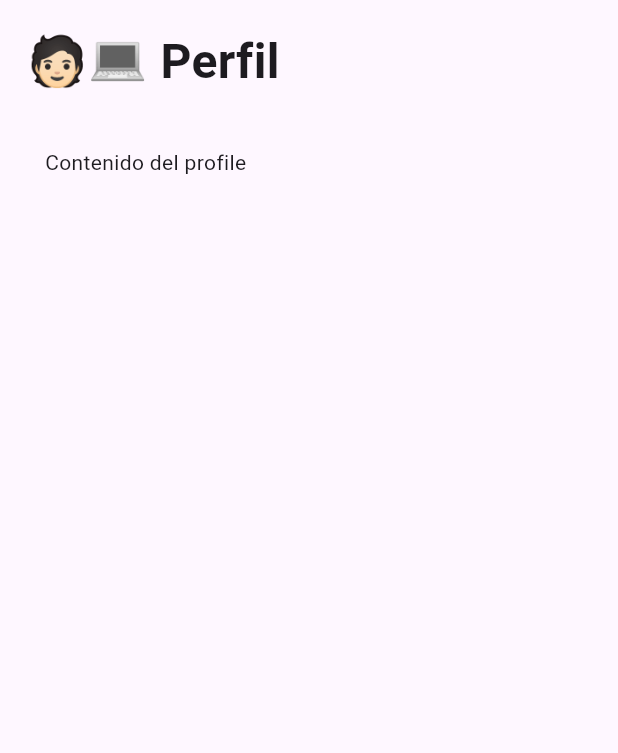
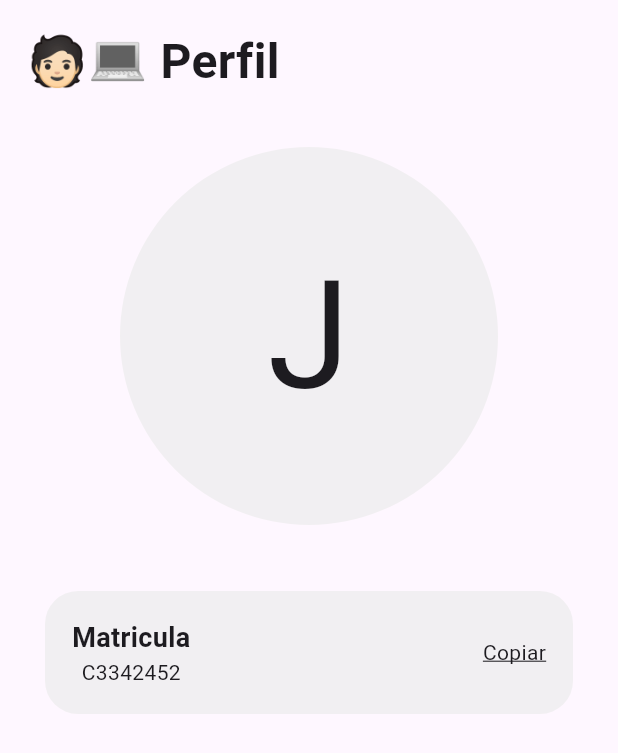
Before and after one commit to jesuswav/uni-app, a Flutter app: the ProfileScreen screen opened directly, on a phone screen of 412 x 824 dp. Shown: the top 753 px of the screen. Run offline on Flutter 3.47's test engine with Material 3 defaults, Android fonts, the phone set to English and light mode, and no system bars.

Commit message:
[add] new elements in profile page

```diff
--- a/lib/main.dart
+++ b/lib/main.dart
@@ -5,9 +5,18 @@ import 'screens/loginScreen.dart';
 import 'screens/scheduleScreen.dart';
 import 'widgets/customNavbar.dart';
 
-void main() => runApp(MyApp());
+// Provider
+// ignore: depend_on_referenced_packages
+import 'package:provider/provider.dart';
+import 'provider/appState.dart';
+
+void main() {
+  runApp(ChangeNotifierProvider(create: (_) => AppState(), child: MyApp()));
+}
 
 class MyApp extends StatelessWidget {
+  const MyApp({super.key});
+
   @override
   Widget build(BuildContext context) {
     return MaterialApp(
--- /dev/null
+++ b/lib/provider/appState.dart
@@ -0,0 +1,22 @@
+import 'package:flutter/material.dart';
+
+class AppState with ChangeNotifier {
+  String name = '';
+  String email = '';
+  String password = '';
+
+  void setName(String newName) {
+    name = newName;
+    notifyListeners();
+  }
+
+  void setEmail(String newEmail) {
+    email = newEmail;
+    notifyListeners(); // 🔄 Notifica a los widgets que escuchen
+  }
+
+  void updatePassword(String newPassword) {
+    password = newPassword;
+    notifyListeners();
+  }
+}
--- a/lib/screens/profileScreen.dart
+++ b/lib/screens/profileScreen.dart
@@ -1,10 +1,25 @@
 import 'package:flutter/material.dart';
+import '../core/theme.dart';
+import 'package:flutter/services.dart';
+// Provider
+import 'package:provider/provider.dart';
+import '../provider/appState.dart';
 
 class ProfileScreen extends StatelessWidget {
   const ProfileScreen({super.key});
 
   @override
   Widget build(BuildContext context) {
+    final email = Provider.of<AppState>(
+      context,
+    ).email; // 👈 leer dato compartido
+
+    final String name = 'Jaime';
+    final String firstLetter = name.substring(0, 1);
+    final String registration = 'C3342452';
+
+    print(email);
+
     return Scaffold(
       body: SafeArea(
         child: Padding(
@@ -24,12 +39,111 @@ class ProfileScreen extends StatelessWidget {
 
               SizedBox(height: 34),
 
-              Padding(
-                padding: const EdgeInsets.symmetric(
-                  horizontal: 12,
-                  vertical: 0,
+              SizedBox(
+                width: double.infinity,
+                child: Column(
+                  mainAxisAlignment: MainAxisAlignment.center,
+                  children: [
+                    Container(
+                      width: 252,
+                      height: 252,
+                      alignment: Alignment.center,
+                      decoration: BoxDecoration(
+                        color: AppColors.text50,
+                        shape: BoxShape.circle,
+                      ),
+                      padding: EdgeInsets.all(42),
+                      child: Text(
+                        firstLetter,
+                        style: TextStyle(fontSize: 100),
+                        textAlign: TextAlign.center,
+                      ),
+                    ),
+                  ],
                 ),
-                child: Text('Contenido del profile'),
+              ),
+
+              SizedBox(height: 32),
+
+              Column(
+                children: [
+                  Padding(
+                    padding: const EdgeInsets.all(12),
+                    child: Container(
+                      width: double.infinity,
+                      decoration: BoxDecoration(
+                        color: AppColors.text50,
+                        borderRadius: BorderRadius.circular(22),
+                      ),
+                      padding: EdgeInsets.all(18),
+                      child: Row(
+                        children: [
+                          Column(
+                            children: [
+                              Text(
+                                'Matricula',
+                                style: TextStyle(
+                                  fontSize: 18,
+                                  fontWeight: FontWeight.bold,
+                                ),
+                              ),
+                              Text(registration),
+                            ],
+                          ),
+
+                          Spacer(),
+
+                          Column(
+                            children: [
+                              GestureDetector(
+                                onTap: () {
+                                  Clipboard.setData(
+                                    ClipboardData(text: registration),
+                                  );
+                                  ScaffoldMessenger.of(context).showSnackBar(
+                                    SnackBar(
+                                      content: Row(
+                                        children: [
+                                          Icon(
+                                            Icons.check_circle,
+                                            color: Colors.white,
+                                          ),
+                                          SizedBox(width: 8),
+                                          Text(
+                                            "Matricula copiada al portapapeles.",
+                                            style: TextStyle(fontSize: 16),
+                                          ),
+                                        ],
+                                      ),
+                                      backgroundColor: Colors.green.shade600,
+                                      duration: Duration(seconds: 2),
+                                      shape: RoundedRectangleBorder(
+                                        borderRadius: BorderRadius.circular(12),
+                                      ),
+                                      behavior: SnackBarBehavior
+                                          .floating, // 👈 Aparece flotando
+                                      margin: EdgeInsets.symmetric(
+                                        horizontal: 16,
+                                        vertical: 12,
+                                      ),
+                                      elevation: 6,
+                                    ),
+                                  );
+                                },
+                                child: Text(
+                                  'Copiar',
+                                  style: TextStyle(
+                                    decoration: TextDecoration.underline,
+                                  ),
+                                ),
+                              ),
+                            ],
+                          ),
+                        ],
+                      ),
+                    ),
+                  ),
+                ],
               ),
             ],
           ),
--- a/pubspec.yaml
+++ b/pubspec.yaml
@@ -10,7 +10,9 @@ dependencies:
   flutter:
     sdk: flutter
 
+
 dev_dependencies:
+  provider: ^6.1.1
   flutter_test:
     sdk: flutter
   flutter_lints: ^5.0.0
```
Also changed, not shown: lib/screens/loginScreen.dart (+8 -2 lines), pubspec.lock.
